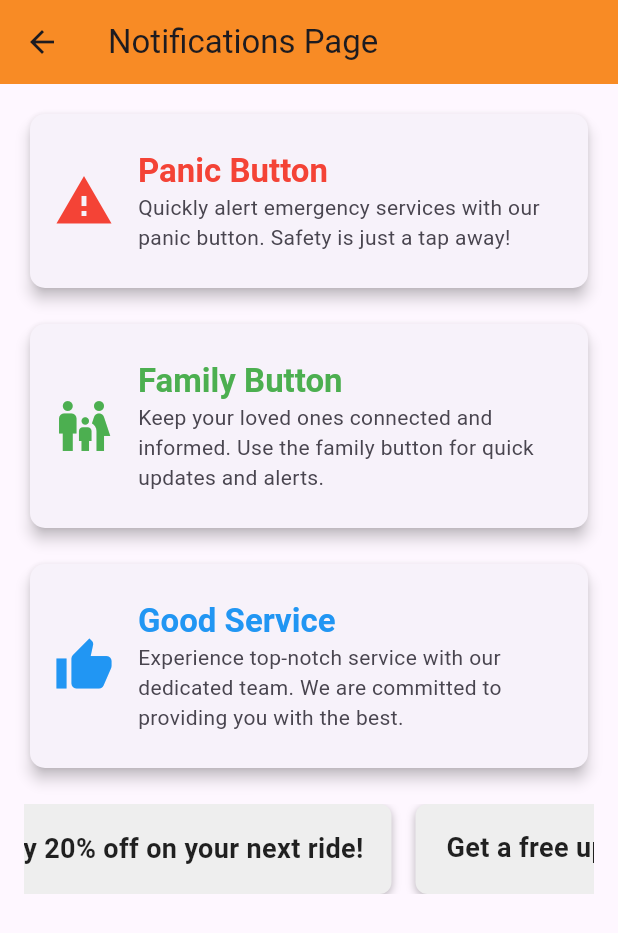
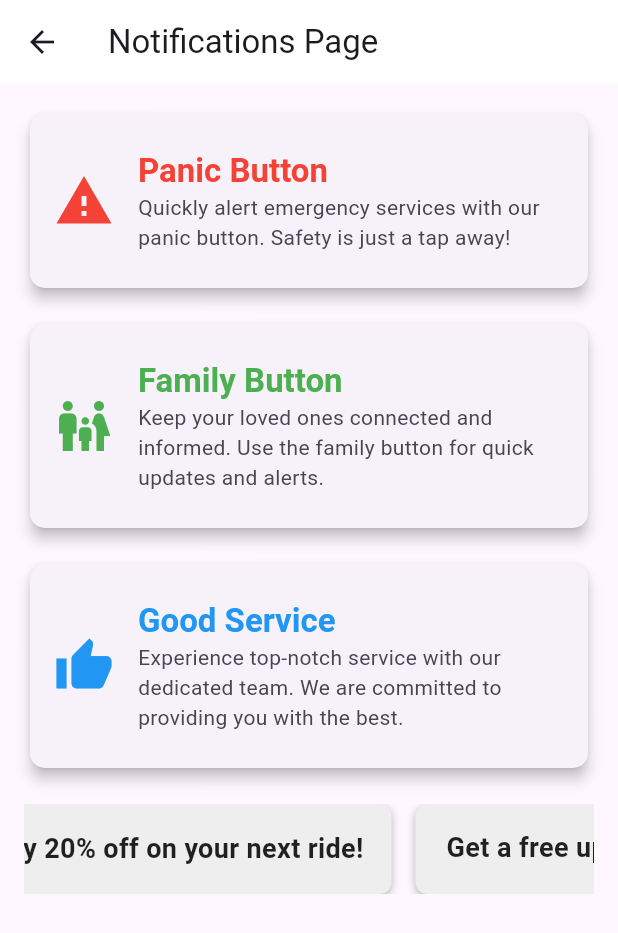
Before and after one commit to Stella1B/Saferride, a Flutter app: the NotificationsPage screen opened directly, on a phone screen of 412 x 824 dp. Shown: the top 933 px of the screen. Run offline on Flutter 3.47's test engine with Material 3 defaults, Android fonts, the phone set to English and light mode, and no system bars; our stand-ins replace audioplayers, cloud_firestore, firebase_auth, firebase_core, flutter_map, flutter_typeahead and 6 more; missing offline and left inert: mobile_scanner; accounts and stored records are empty.

```diff
--- a/lib/screens/notifications.dart
+++ b/lib/screens/notifications.dart
@@ -50,8 +50,8 @@ class _NotificationsPageState extends State<NotificationsPage> {
     return Scaffold(
       appBar: AppBar(
         title: const Text('Notifications Page'),
-        backgroundColor: const Color.fromARGB(255, 248, 139, 37),
-      ),
+        backgroundColor:  Colors.white ),
+
       body: Column(
         children: [
           Expanded(
```
